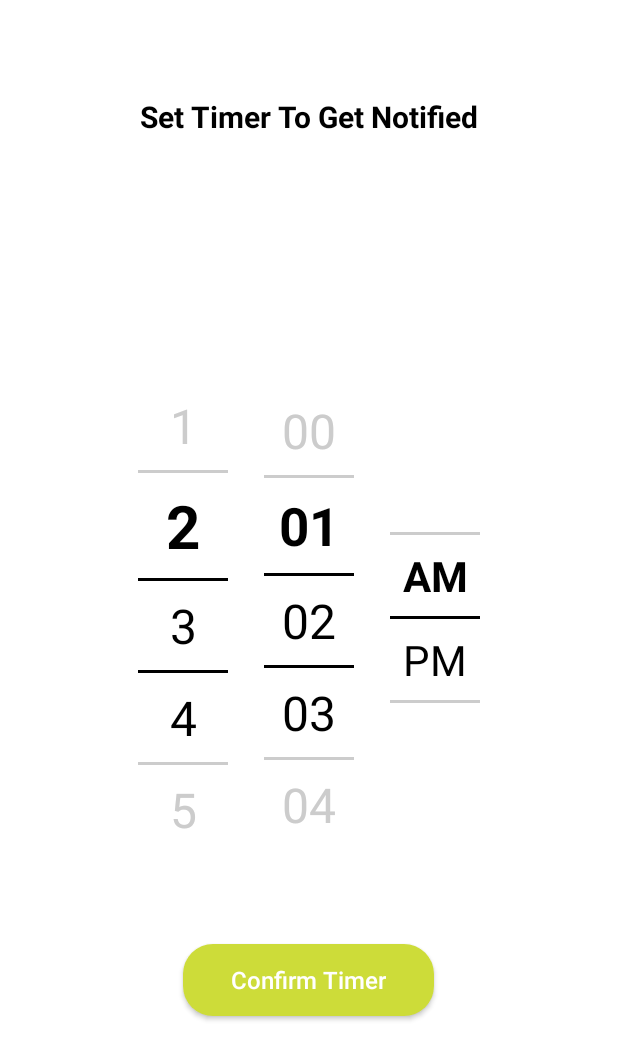
After one commit to MFaheemS/Cookmate, an Android app: the setTimer screen opened directly, with no data from a screen before it, on a phone screen of 412 x 824 dp. The commit adds this screen. Shown: the top 1060 px of the screen. Run offline under Robolectric (Android 15) with nearby library versions, the phone set to English and light mode, and no system bars; 1 statement that could not run was skipped.

Commit message:
timer screen added

```diff
--- a/app/src/main/AndroidManifest.xml
+++ b/app/src/main/AndroidManifest.xml
@@ -11,6 +11,9 @@
         android:roundIcon="@mipmap/ic_launcher_round"
         android:supportsRtl="true"
         android:theme="@style/Theme.SMDPROJECT">
+        <activity
+            android:name=".setTimer"
+            android:exported="false" />
         <activity
             android:name=".reminder"
             android:exported="false" />
--- /dev/null
+++ b/app/src/main/java/com/fast/smdproject/setTimer.kt
@@ -0,0 +1,20 @@
+package com.fast.smdproject
+
+import android.os.Bundle
+import androidx.activity.enableEdgeToEdge
+import androidx.appcompat.app.AppCompatActivity
+import androidx.core.view.ViewCompat
+import androidx.core.view.WindowInsetsCompat
+
+class setTimer : AppCompatActivity() {
+    override fun onCreate(savedInstanceState: Bundle?) {
+        super.onCreate(savedInstanceState)
+        enableEdgeToEdge()
+        setContentView(R.layout.activity_set_timer)
+        ViewCompat.setOnApplyWindowInsetsListener(findViewById(R.id.main)) { v, insets ->
+            val systemBars = insets.getInsets(WindowInsetsCompat.Type.systemBars())
+            v.setPadding(systemBars.left, systemBars.top, systemBars.right, systemBars.bottom)
+            insets
+        }
+    }
+}
--- a/app/src/main/res/layout/activity_reminder.xml
+++ b/app/src/main/res/layout/activity_reminder.xml
@@ -137,7 +137,7 @@
                             <ImageView
                                 android:layout_width="16dp"
                                 android:layout_height="16dp"
-                                android:src="@drawable/ic_clock_white"
+                                android:src="@drawable/clock"
                                 android:contentDescription="Clock" />
 
                             <TextView
@@ -162,7 +162,8 @@
                         android:layout_centerVertical="true"
                         android:paddingLeft="20dp"
                         android:paddingRight="20dp"
-                        android:textAllCaps="false" />
+                        android:textAllCaps="false"
+                        android:backgroundTint="#03A9F4"/>
                 </RelativeLayout>
 
                 <!-- Divider -->
--- /dev/null
+++ b/app/src/main/res/layout/activity_set_timer.xml
@@ -0,0 +1,255 @@
+<?xml version="1.0" encoding="utf-8"?>
+<RelativeLayout xmlns:android="http://schemas.android.com/apk/res/android"
+    android:layout_width="match_parent"
+    android:layout_height="match_parent"
+    android:background="#FFFFFF"
+    android:padding="24dp">
+
+    <!-- Title -->
+    <TextView
+        android:id="@+id/title"
+        android:layout_width="wrap_content"
+        android:layout_height="wrap_content"
+        android:text="Set Timer To Get Notified"
+        android:textColor="#000000"
+        android:textSize="20sp"
+        android:textStyle="bold"
+        android:layout_centerHorizontal="true"
+        android:layout_marginTop="40dp" />
+
+    <!-- Time Picker Container -->
+    <LinearLayout
+        android:id="@+id/picker_container"
+        android:layout_width="wrap_content"
+        android:layout_height="wrap_content"
+        android:layout_centerInParent="true"
+        android:layout_centerHorizontal="true"
+        android:orientation="horizontal"
+        android:gravity="center">
+
+        <!-- Hour Picker -->
+        <LinearLayout
+            android:layout_width="wrap_content"
+            android:layout_height="wrap_content"
+            android:orientation="vertical"
+            android:gravity="center"
+            android:layout_marginRight="24dp">
+
+            <TextView
+                android:layout_width="60dp"
+                android:layout_height="wrap_content"
+                android:text="1"
+                android:textColor="#CCCCCC"
+                android:textSize="32sp"
+                android:gravity="center"
+                android:padding="8dp" />
+
+            <View
+                android:layout_width="60dp"
+                android:layout_height="2dp"
+                android:background="#CCCCCC" />
+
+            <TextView
+                android:layout_width="60dp"
+                android:layout_height="wrap_content"
+                android:text="2"
+                android:textColor="#000000"
+                android:textSize="40sp"
+                android:textStyle="bold"
+                android:gravity="center"
+                android:padding="8dp" />
+
+            <View
+                android:layout_width="60dp"
+                android:layout_height="2dp"
+                android:background="#000000" />
+
+            <TextView
+                android:layout_width="60dp"
+                android:layout_height="wrap_content"
+                android:text="3"
+                android:textColor="#000000"
+                android:textSize="32sp"
+                android:gravity="center"
+                android:padding="8dp" />
+
+            <View
+                android:layout_width="60dp"
+                android:layout_height="2dp"
+                android:background="#000000" />
+
+            <TextView
+                android:layout_width="60dp"
+                android:layout_height="wrap_content"
+                android:text="4"
+                android:textColor="#000000"
+                android:textSize="32sp"
+                android:gravity="center"
+                android:padding="8dp" />
+
+            <View
+                android:layout_width="60dp"
+                android:layout_height="2dp"
+                android:background="#CCCCCC" />
+
+            <TextView
+                android:layout_width="60dp"
+                android:layout_height="wrap_content"
+                android:text="5"
+                android:textColor="#CCCCCC"
+                android:textSize="32sp"
+                android:gravity="center"
+                android:padding="8dp" />
+        </LinearLayout>
+
+        <!-- Minute Picker -->
+        <LinearLayout
+            android:layout_width="wrap_content"
+            android:layout_height="wrap_content"
+            android:orientation="vertical"
+            android:gravity="center"
+            android:layout_marginRight="24dp">
+
+            <TextView
+                android:layout_width="60dp"
+                android:layout_height="wrap_content"
+                android:text="00"
+                android:textColor="#CCCCCC"
+                android:textSize="32sp"
+                android:gravity="center"
+                android:padding="8dp" />
+
+            <View
+                android:layout_width="60dp"
+                android:layout_height="2dp"
+                android:background="#CCCCCC" />
+
+            <TextView
+                android:layout_width="60dp"
+                android:layout_height="wrap_content"
+                android:text="01"
+                android:textColor="#000000"
+                android:textSize="35sp"
+                android:textStyle="bold"
+                android:gravity="center"
+                android:padding="8dp" />
+
+            <View
+                android:layout_width="60dp"
+                android:layout_height="2dp"
+                android:background="#000000" />
+
+            <TextView
+                android:layout_width="60dp"
+                android:layout_height="wrap_content"
+                android:text="02"
+                android:textColor="#000000"
+                android:textSize="32sp"
+                android:gravity="center"
+                android:padding="8dp" />
+
+            <View
+                android:layout_width="60dp"
+                android:layout_height="2dp"
+                android:background="#000000" />
+
+            <TextView
+                android:layout_width="60dp"
+                android:layout_height="wrap_content"
+                android:text="03"
+                android:textColor="#000000"
+                android:textSize="32sp"
+                android:gravity="center"
+                android:padding="8dp" />
+
+            <View
+                android:layout_width="60dp"
+                android:layout_height="2dp"
+                android:background="#CCCCCC" />
+
+            <TextView
+                android:layout_width="60dp"
+                android:layout_height="wrap_content"
+                android:text="04"
+                android:textColor="#CCCCCC"
+                android:textSize="32sp"
+                android:gravity="center"
+                android:padding="8dp" />
+        </LinearLayout>
+
+        <!-- AM/PM Picker -->
+        <LinearLayout
+            android:layout_width="wrap_content"
+            android:layout_height="wrap_content"
+            android:orientation="vertical"
+            android:gravity="center">
+
+            <TextView
+                android:layout_width="60dp"
+                android:layout_height="wrap_content"
+                android:text=""
+                android:textSize="32sp"
+                android:gravity="center"
+                android:padding="8dp" />
+
+            <View
+                android:layout_width="60dp"
+                android:layout_height="2dp"
+                android:background="#CCCCCC" />
+
+            <TextView
+                android:layout_width="60dp"
+                android:layout_height="wrap_content"
+                android:text="AM"
+                android:textColor="#000000"
+                android:textSize="28sp"
+                android:textStyle="bold"
+                android:gravity="center"
+                android:padding="8dp" />
+
+            <View
+                android:layout_width="60dp"
+                android:layout_height="2dp"
+                android:background="#000000" />
+
+            <TextView
+                android:layout_width="60dp"
+                android:layout_height="wrap_content"
+                android:text="PM"
+                android:textColor="#000000"
+                android:textSize="28sp"
+                android:gravity="center"
+                android:padding="8dp" />
+
+            <View
+                android:layout_width="60dp"
+                android:layout_height="2dp"
+                android:background="#CCCCCC" />
+
+            <TextView
+                android:layout_width="60dp"
+                android:layout_height="wrap_content"
+                android:text=""
+                android:textSize="32sp"
+                android:gravity="center"
+                android:padding="8dp" />
+        </LinearLayout>
+    </LinearLayout>
+
+    <!-- Confirm Timer Button -->
+    <Button
+        android:id="@+id/btn_confirm_timer"
+        android:layout_width="wrap_content"
+        android:layout_height="48dp"
+        android:text="Confirm Timer"
+        android:textColor="#FFFFFF"
+        android:textSize="16sp"
+        android:background="@drawable/followbutton"
+        android:layout_below="@id/picker_container"
+        android:layout_centerHorizontal="true"
+        android:layout_marginTop="60dp"
+        android:paddingLeft="32dp"
+        android:paddingRight="32dp"
+        android:textAllCaps="false" />
+
+</RelativeLayout>
```
Also changed, not shown: app/src/main/res/drawable/clock.png (added).
